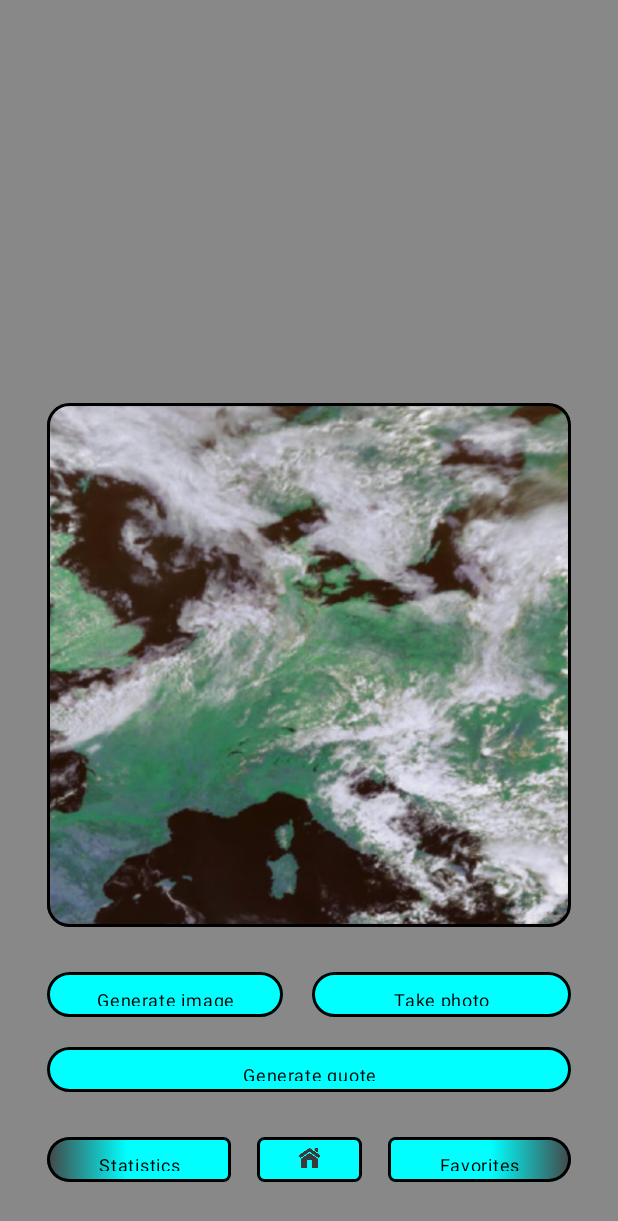
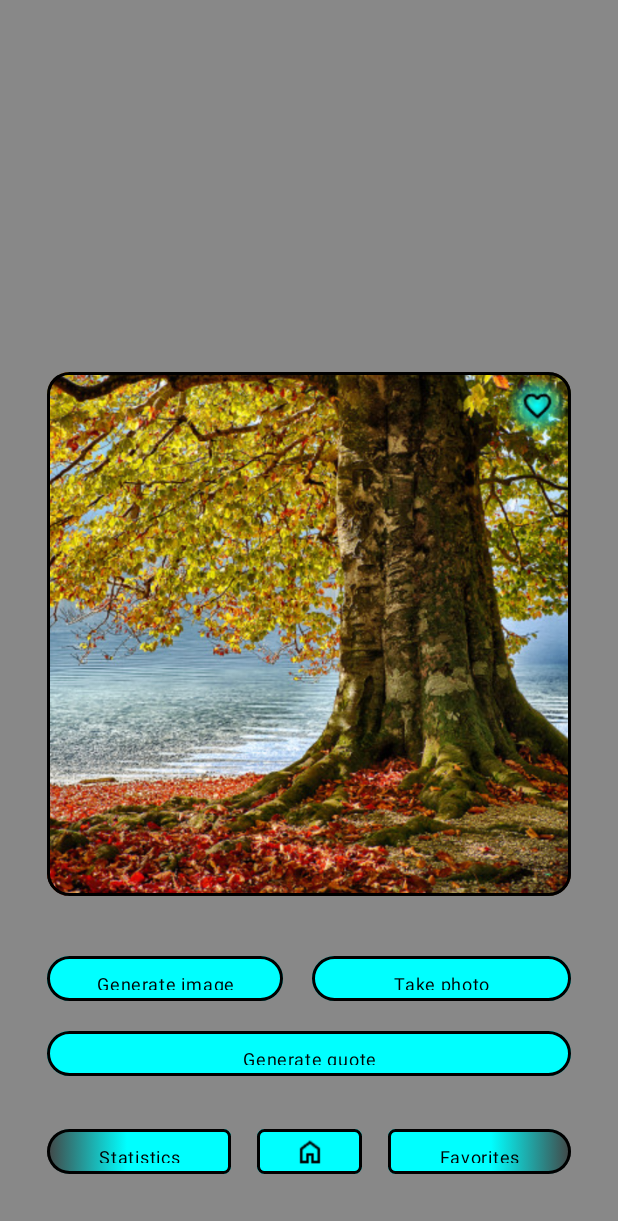
Before and after one commit to simonslovak/Quotivated-JetpackCompose, an Android app built with Jetpack Compose: the screen it shows after launch (MainActivity), on a phone screen of 412 x 824 dp. Shown: the top 1221 px of the screen. Run offline under Robolectric (Android 15) with nearby library versions, the phone set to English and light mode, and no system bars.

Commit message:
finishing main activity

```diff
--- a/app/src/main/java/com/utb/quotivated/MainActivity.kt
+++ b/app/src/main/java/com/utb/quotivated/MainActivity.kt
@@ -16,19 +16,27 @@ import androidx.compose.foundation.layout.fillMaxHeight
 import androidx.compose.foundation.layout.fillMaxSize
 import androidx.compose.foundation.layout.fillMaxWidth
 import androidx.compose.foundation.layout.height
+import androidx.compose.foundation.layout.offset
 import androidx.compose.foundation.layout.padding
 import androidx.compose.foundation.layout.size
 import androidx.compose.foundation.shape.RoundedCornerShape
+import androidx.compose.material3.Icon
 import androidx.compose.material3.Surface
 import androidx.compose.material3.Text
 import androidx.compose.runtime.Composable
 import androidx.compose.ui.Alignment
 import androidx.compose.ui.Modifier
 import androidx.compose.ui.draw.clip
+import androidx.compose.ui.draw.drawBehind
 import androidx.compose.ui.draw.drawWithContent
+import androidx.compose.ui.draw.rotate
 import androidx.compose.ui.draw.scale
+import androidx.compose.ui.geometry.CornerRadius
+import androidx.compose.ui.geometry.Offset
+import androidx.compose.ui.graphics.BlendMode
 import androidx.compose.ui.graphics.Brush
 import androidx.compose.ui.graphics.Color
+import androidx.compose.ui.graphics.ColorFilter
 import androidx.compose.ui.graphics.TileMode
 import androidx.compose.ui.graphics.TransformOrigin
 import androidx.compose.ui.graphics.drawscope.rotate
@@ -76,9 +84,8 @@ fun RoundedBox(boxModifier: Modifier) {
     {
         Image(
             painter = painterResource(id = R.drawable.home),
-            contentDescription = "Home",
-            modifier = Modifier
-                .fillMaxSize(0.6f)
+            contentDescription = "Home Icon",
+            modifier = Modifier.size(20.dp)
         )
     }
 }
@@ -172,20 +179,68 @@ fun MainScreen(navController: NavHostController) {
                     horizontalArrangement = Arrangement.SpaceEvenly,
                     verticalAlignment = Alignment.CenterVertically
                 ) {
-                    Image(
-                        painter = painterResource(id = R.drawable.earth),
-                        contentDescription = "Earth",
+                    Box(
                         modifier = Modifier
                             .fillMaxWidth()
                             .aspectRatio(1f)
-                            .border(1.5.dp, Color.Black, shape = RoundedCornerShape(15.dp))
-                            .clip(RoundedCornerShape(15.dp))
-                    )
+                    ) {
+                        Column(
+                            modifier = Modifier.fillMaxSize()
+                        ) {
+                            Box(
+                                modifier = Modifier.fillMaxSize()
+                            ) {
+                                Box(
+                                    modifier = Modifier.fillMaxSize()
+                                ) {
+                                    Image(
+                                        painter = painterResource(id = R.drawable.tree),
+                                        contentDescription = "Earth",
+                                        modifier = Modifier
+                                            .fillMaxSize()
+                                            .border(1.5.dp, Color.Black, shape = RoundedCornerShape(15.dp))
+                                            .clip(RoundedCornerShape(15.dp))
+                                    )
+
+                                    Box(
+                                        modifier = Modifier
+                                            .size(45.dp)
+                                            .align(Alignment.TopEnd)
+                                            .border(1.5.dp, Color.Transparent, shape = RoundedCornerShape(20.dp))
+                                            .clip(RoundedCornerShape(20.dp))
+                                            .padding(2.5.dp)
+                                            .drawBehind {
+                                                val gradient = Brush.radialGradient(
+                                                    colors = listOf(Color.Cyan, Color.Transparent),
+                                                    center = center,
+                                                    radius = size.width / 2
+                                                )
+                                                drawRoundRect(
+                                                    brush = gradient,
+                                                    size = size.copy(height = size.height),
+                                                    )
+                                            },
+                                        contentAlignment = Alignment.Center
+                                    ) {
+                                        Image(
+                                            painter = painterResource(id = R.drawable.favorite),
+                                            contentDescription = "Star Icon",
+                                            modifier = Modifier.size(22.dp),
+                                            colorFilter = ColorFilter.tint(Color.Black)
+                                        )
+                                    }
+                                }
+                            }
+
+                        }
+
+                    }
+
                 }
                 Row(
                     modifier = Modifier
                         .fillMaxWidth()
-                        .padding(15.dp, 20.dp, 15.dp, 0.dp),
+                        .padding(15.dp, 30.dp, 15.dp, 0.dp),
                     horizontalArrangement = Arrangement.SpaceBetween,
                     verticalAlignment = Alignment.CenterVertically
                 ) {
@@ -204,7 +259,7 @@ fun MainScreen(navController: NavHostController) {
                 Row(
                     modifier = Modifier
                         .fillMaxWidth()
-                        .padding(15.dp, 30.dp, 15.dp, 20.dp),
+                        .padding(15.dp, 35.dp, 15.dp, 25.dp),
                     horizontalArrangement = Arrangement.SpaceBetween,
                     verticalAlignment = Alignment.CenterVertically
                 ) {
```
Also changed, not shown: app/src/main/res/drawable/camera.png (deleted), app/src/main/res/drawable/earth.png (deleted), app/src/main/res/drawable/favorite.png (added), app/src/main/res/drawable/home.png, app/src/main/res/drawable/random.png (deleted), app/src/main/res/drawable/reload.png (deleted), app/src/main/res/drawable/tree.jpg (added).
